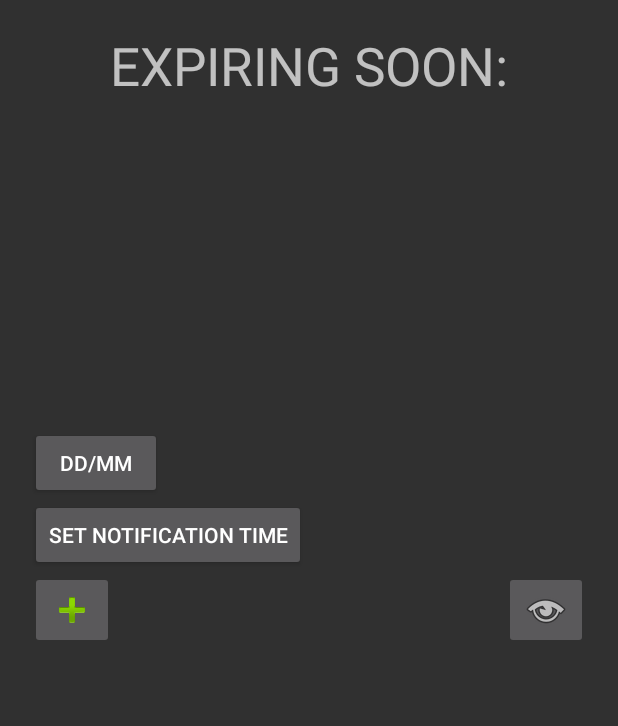
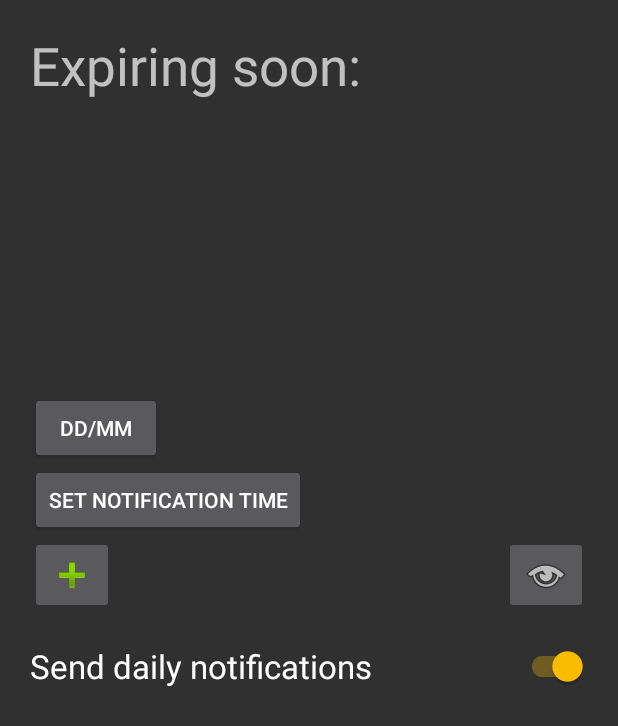
Before and after one commit to NikolaOgnjenovic/XPDate, an Android app: the screen it shows after launch (MainActivity), on a phone screen of 412 x 824 dp. Shown: the top 726 px of the screen. Run offline under Robolectric (Android 15) with nearby library versions, the phone set to English and light mode, and no system bars; our stand-ins replace AdMob.

Commit message:
Set up daily notifications. Set up daily notification toggle switch and time picker. Fixed all warnings from all classes.

```diff
--- a/app/src/main/java/com/mrmi/groceryhelper/AddArticle.java
+++ b/app/src/main/java/com/mrmi/groceryhelper/AddArticle.java
@@ -69,7 +69,6 @@ public class AddArticle extends AppCompatActivity {
         Button saveArticleButton = findViewById(R.id.saveButton), detectButton = findViewById(R.id.detectButton);
 
         detectedDateTextView = findViewById(R.id.detectedDateTextView);
-        detectedDateTextView.setText("Detected date: ");
         cropImageView = findViewById(R.id.cropImageView);
 
         cameraPermission = new String[]{Manifest.permission.CAMERA};
@@ -357,7 +356,8 @@ public class AddArticle extends AppCompatActivity {
             }
             finalDetectedDate = sdf.format(expirationDate);
 
-            detectedDateTextView.setText("Detected date: " + finalDetectedDate);
+            String detectedDateText = getResources().getString(R.string.detectedDate) + " " + finalDetectedDate;
+            detectedDateTextView.setText(detectedDateText);
         } catch (Exception e) {
             e.printStackTrace();
             Toast.makeText(this, "Unable to detect date from image", Toast.LENGTH_SHORT).show();
--- a/app/src/main/java/com/mrmi/groceryhelper/AlarmNotificationReceiver.java
+++ b/app/src/main/java/com/mrmi/groceryhelper/AlarmNotificationReceiver.java
@@ -75,11 +75,11 @@ public class AlarmNotificationReceiver extends BroadcastReceiver {
             e.printStackTrace();
         }
 
-        return "Error";
+        return "";
     }
 
     public void showNotification(String notificationMessage) {
-        if(notificationMessage.equals("Error"))
+        if(notificationMessage.equals(""))
             return;
 
         System.out.println("[MRMI]: Setting notification with text " + notificationMessage);
--- a/app/src/main/java/com/mrmi/groceryhelper/ArticleList.java
+++ b/app/src/main/java/com/mrmi/groceryhelper/ArticleList.java
@@ -1,16 +1,13 @@
 package com.mrmi.groceryhelper;
 
-import android.annotation.SuppressLint;
 import android.content.Context;
 import android.content.SharedPreferences;
 import com.google.gson.Gson;
 import com.google.gson.reflect.TypeToken;
 import java.lang.reflect.Type;
-import java.text.SimpleDateFormat;
 import java.util.ArrayList;
 import java.util.Collections;
 import java.util.Comparator;
-import java.util.Date;
 
 import static android.content.Context.MODE_PRIVATE;
 
@@ -47,10 +44,6 @@ public class ArticleList {
             //Reverse the month and day part of the article
             str = splitDate[1] + "/" + splitDate[0] + "/" + splitDate[2];
 
-            for (String part : splitDate) {
-                System.out.println("[MRMI]: Part: " + part);
-            }
-
             //Change the expiration date of the current article
             article.setExpirationDate(str);
         }
@@ -58,20 +51,6 @@ public class ArticleList {
         //Save the changed articles
         saveArticles();
     }
-
-    //Loads the Articles ArrayList from shared preferences as a decoded json string using gson or creates a new one if it's loaded as null
-    /*public void loadArticles(Context contextArg) {
-        SharedPreferences sharedPreferences = contextArg.getSharedPreferences("Shared preferences", MODE_PRIVATE);
-        Gson gson = new Gson();
-        String json = sharedPreferences.getString("Articles", null);
-        Type type = new TypeToken<ArrayList<Article>>() {
-        }.getType();
-        articles = gson.fromJson(json, type);
-
-        if (articles == null) {
-            articles = new ArrayList<>();
-        }
-    }*/
 
     private void loadArticleList() {
         SharedPreferences sharedPreferences = context.getSharedPreferences("Shared preferences", MODE_PRIVATE);
@@ -83,9 +62,7 @@ public class ArticleList {
 
         if (articleList == null) {
             articleList = new ArrayList<>();
-        } /*else {
-            sortArticleList();
-        }*/
+        }
     }
 
     //Saves the Articles array list as a json string in shared preferences using the gson library
@@ -116,28 +93,6 @@ public class ArticleList {
                 return o1.getFormattedDate(datePattern).compareTo(o2.getFormattedDate(datePattern));
             }
         });
-        /*Collections.sort(articles, new Comparator<Article>() {
-            @SuppressLint("SimpleDateFormat")
-            @Override
-            public int compare(Article o1, Article o2) {
-                try {
-                    @SuppressLint("SimpleDateFormat") SimpleDateFormat sdf;
-                    if(datePattern.equals("dd/MM")) {
-                        sdf = new SimpleDateFormat("dd/MM/yyyy");
-                    } else {
-                        sdf = new SimpleDateFormat("MM/dd/yyyy");
-                    }
-                    Date articleOne = sdf.parse(o1.getExpirationDate()), articleTwo = sdf.parse(o2.getExpirationDate());
-                    if(articleOne==null || articleTwo==null) return 0;
-                    return (articleTwo.after(articleOne)) ? 1 : 0;
-                } catch (Exception e) {
-                    e.printStackTrace();
-                }
-                return 0;
-            }
-            //return o1.GetArticleExpirationDate().compareTo(o2.GetArticleExpirationDate());
-        });*/
-
     }
 
     //Loads the saved date pattern or creates a default "dd/MM" one if one is not found
--- a/app/src/main/java/com/mrmi/groceryhelper/MainActivity.java
+++ b/app/src/main/java/com/mrmi/groceryhelper/MainActivity.java
@@ -1,27 +1,33 @@
 package com.mrmi.groceryhelper;
 
 import androidx.appcompat.app.AppCompatActivity;
-
+import androidx.appcompat.widget.SwitchCompat;
+import android.app.TimePickerDialog;
 import android.content.Intent;
+import android.content.SharedPreferences;
 import android.os.Bundle;
 import android.view.View;
 import android.widget.Button;
+import android.widget.CompoundButton;
 import android.widget.ImageButton;
 import android.widget.TextView;
-
+import android.widget.TimePicker;
 import com.google.android.gms.ads.AdRequest;
 import com.google.android.gms.ads.AdView;
 import com.google.android.gms.ads.MobileAds;
 import com.google.android.gms.ads.initialization.InitializationStatus;
 import com.google.android.gms.ads.initialization.OnInitializationCompleteListener;
+import java.util.ArrayList;
 
-import java.util.ArrayList;
+import static android.app.AlertDialog.THEME_HOLO_DARK;
 
 public class MainActivity extends AppCompatActivity {
     private TextView[] firstThreeNames, firstThreeDates;
     private ArticleList articleList;
     private Button datePatternButton;
     private String datePattern;
+    private TimePickerDialog timePicker;
+    private SharedPreferences sharedPreferences;
 
     @Override
     protected void onCreate(Bundle savedInstanceState) {
@@ -67,29 +73,49 @@ public class MainActivity extends AppCompatActivity {
             }
         });
 
+        sharedPreferences = getSharedPreferences("Shared preferences", MODE_PRIVATE);
 
-        //Set the time for when the daily notification will be picked
-        /*
+        //Enable and disable daily notifications using the switch
+        SwitchCompat dailyNotificationSwitch = findViewById(R.id.dailyNotificationSwitch);
+        final NotificationManager notificationManager = new NotificationManager(MainActivity.this);
+        dailyNotificationSwitch.setChecked(sharedPreferences.getBoolean("SendingDailyNotifications", true));
+        if(dailyNotificationSwitch.isChecked()) {
+            notificationManager.enableDailyNotifications() ;
+        }
+        dailyNotificationSwitch.setOnCheckedChangeListener(new CompoundButton.OnCheckedChangeListener() {
+            public void onCheckedChanged(CompoundButton buttonView, boolean isChecked) {
+                if (isChecked) {
+                    notificationManager.enableDailyNotifications();
+                } else {
+                    notificationManager.disableDailyNotifications();
+                }
+                sharedPreferences.edit().putBoolean("SendingDailyNotifications", isChecked).apply();
+            }
+        });
+
+        //Set the time for when the daily notification will be picked using a picker displayed when the button is pressed
         Button notificationTimePicker = findViewById(R.id.setNotificationTime);
         notificationTimePicker.setOnClickListener(new View.OnClickListener() {
             @Override
             public void onClick(View v) {
-                TimePickerDialog timePickerDialog = new TimePickerDialog(
-                        MainActivity.this,
-                        android.R.style.Theme_Holo_Light_Dialog_MinWidth,
+                int hour = sharedPreferences.getInt("notificationHour", 9);
+                int minutes = sharedPreferences.getInt("notificationMinute", 0);
+                timePicker = new TimePickerDialog(MainActivity.this,
+                        THEME_HOLO_DARK,
                         new TimePickerDialog.OnTimeSetListener() {
                             @Override
-                            public void onTimeSet(TimePicker view, int hourOfDay, int minute) {
-                                Calendar calendar = Calendar.getInstance();
-                                calendar.set(0, 0, 0, hourOfDay, minute);
-                                NotificationManager notificationManager = new NotificationManager();
-                                notificationManager.setNotifications(MainActivity.this, calendar);
+                            public void onTimeSet(TimePicker tp, int sHour, int sMinute) {
+                                //If notification sending is enabled, set the saved time for the notifications to be sent and enable them with the new saved time
+                                if(sharedPreferences.getBoolean("SendingDailyNotifications", false)) {
+                                    sharedPreferences.edit().putInt("notificationHour", sHour).apply();
+                                    sharedPreferences.edit().putInt("notificationMinute", sMinute).apply();
+                                    notificationManager.enableDailyNotifications();
+                                }
                             }
-                        }, 12, 0, true
-                );
-                timePickerDialog.show();
+                        }, hour, minutes, true);
+                timePicker.show();
             }
-        });*/
+        });
 
         initializeAds();
     }
--- a/app/src/main/java/com/mrmi/groceryhelper/NotificationManager.java
+++ b/app/src/main/java/com/mrmi/groceryhelper/NotificationManager.java
@@ -5,18 +5,27 @@ import android.app.PendingIntent;
 import android.content.ComponentName;
 import android.content.Context;
 import android.content.Intent;
+import android.content.SharedPreferences;
 import android.content.pm.PackageManager;
+import android.widget.Toast;
+
 import java.util.Calendar;
+
+import static android.content.Context.MODE_PRIVATE;
 
 public class NotificationManager {
 
-    private Context context;
+    private final Context context;
 
-    public void setNotifications(Context contextArg, Calendar calendar) {
+    private final SharedPreferences sharedPreferences;
 
+    public NotificationManager(Context contextArg) {
         context = contextArg;
+        sharedPreferences = context.getSharedPreferences("Shared preferences", MODE_PRIVATE);
+    }
 
-        //Enable boot receiver
+    public void enableDailyNotifications() {
+        //Enable the boot receiver which calls this function when the device boots
         ComponentName receiver = new ComponentName(context, BootReceiver.class);
         PackageManager pm = context.getPackageManager();
 
@@ -24,32 +33,41 @@ public class NotificationManager {
                 PackageManager.COMPONENT_ENABLED_STATE_ENABLED,
                 PackageManager.DONT_KILL_APP);
 
-        startAlarm(calendar);
+        //Schedule the repeating alarm
+        AlarmManager alarmManager = (AlarmManager) context.getSystemService(Context.ALARM_SERVICE);
+
+        //Set the alarm to start at approximately 2:00 p.m.
+        Calendar calendar = Calendar.getInstance();
+        calendar.setTimeInMillis(System.currentTimeMillis());
+        calendar.set(Calendar.HOUR_OF_DAY, sharedPreferences.getInt("notificationHour", 9));
+        calendar.set(Calendar.MINUTE, sharedPreferences.getInt("notificationMinute", 0));
+
+        Intent intent = new Intent(context, AlarmNotificationReceiver.class);
+        PendingIntent pendingIntent = PendingIntent.getBroadcast(context, 2501, intent, 0);
+        alarmManager.setRepeating(AlarmManager.RTC_WAKEUP, calendar.getTimeInMillis(), AlarmManager.INTERVAL_DAY, pendingIntent);
+
+        Toast.makeText(context, "Enabled notifications", Toast.LENGTH_SHORT).show();
     }
 
-    private void startAlarm(Calendar calendar) {
-        try {
-            AlarmManager alarmManager = (AlarmManager) context.getSystemService(Context.ALARM_SERVICE);
-            Intent notificationAlarmIntent;
-            PendingIntent pendingIntent;
+    public void disableDailyNotifications() {
+        //Disable the boot receiver
+        ComponentName receiver = new ComponentName(context, BootReceiver.class);
+        PackageManager pm = context.getPackageManager();
 
-            //Set the notification time
-            if (calendar == null) {
-                calendar = Calendar.getInstance();
-                calendar.setTimeInMillis(System.currentTimeMillis());
-                calendar.set(Calendar.HOUR_OF_DAY, 14);
-            }
-            System.out.println("[MRMI]: Calendar: " + calendar);
+        pm.setComponentEnabledSetting(receiver,
+                PackageManager.COMPONENT_ENABLED_STATE_DISABLED,
+                PackageManager.DONT_KILL_APP);
 
-            notificationAlarmIntent = new Intent(context, AlarmNotificationReceiver.class);
+        //Disable the repeating alarm
+        AlarmManager alarmManager = (AlarmManager) context.getSystemService(Context.ALARM_SERVICE);
 
-            pendingIntent = PendingIntent.getBroadcast(context, 0, notificationAlarmIntent, 0);
-            if (alarmManager != null) {
-                alarmManager.setRepeating(AlarmManager.RTC_WAKEUP, calendar.getTimeInMillis(), AlarmManager.INTERVAL_DAY, pendingIntent);
-            }
+        Intent intent = new Intent(context, AlarmNotificationReceiver.class);
+        PendingIntent pendingIntent = PendingIntent.getService(context, 2501, intent, PendingIntent.FLAG_NO_CREATE);
 
-        } catch (Exception e) {
-            e.printStackTrace();
+        if (pendingIntent != null && alarmManager != null) {
+            alarmManager.cancel(pendingIntent);
         }
+
+        Toast.makeText(context, "Disabled notifications", Toast.LENGTH_SHORT).show();
     }
 }
--- a/app/src/main/java/com/mrmi/groceryhelper/RecyclerViewAdapter.java
+++ b/app/src/main/java/com/mrmi/groceryhelper/RecyclerViewAdapter.java
@@ -25,11 +25,6 @@ public class RecyclerViewAdapter extends RecyclerView.Adapter<RecyclerViewAdapte
 
         //Instantiate the ArticleList class
         articleListClass = new ArticleList(context);
-
-        //Load the articles using the article list class
-        //articleListClass.LoadArticles();
-
-        //articleListClass.sortArticleList();
 
         //Reference the article list
         articleList = articleListClass.getArticleList();
--- a/app/src/main/res/layout/activity_all_articles.xml
+++ b/app/src/main/res/layout/activity_all_articles.xml
@@ -8,7 +8,6 @@
     android:layout_margin="10dp"
     android:gravity="center_vertical">
 
-
     <androidx.recyclerview.widget.RecyclerView
         android:id="@+id/ArticleRecyclerView"
         android:layout_width="match_parent"
--- a/app/src/main/res/layout/activity_main.xml
+++ b/app/src/main/res/layout/activity_main.xml
@@ -17,8 +17,7 @@
             android:id="@+id/ExpiringSoonTextView"
             android:layout_width="match_parent"
             android:layout_height="wrap_content"
-            android:gravity="center_horizontal"
-            android:text="EXPIRING SOON:"
+            android:text="@string/expiringSoon"
             android:textSize="35sp" />
 
         <LinearLayout
@@ -32,14 +31,12 @@
                 android:id="@+id/FirstExpiringArticleName"
                 android:layout_width="wrap_content"
                 android:layout_height="wrap_content"
-                android:text="First article name"
                 android:textSize="20sp" />
 
             <TextView
                 android:id="@+id/FirstExpiringArticleExpirationCounter"
                 android:layout_width="match_parent"
                 android:layout_height="wrap_content"
-                android:text="expires in x days"
                 android:textSize="20sp" />
         </LinearLayout>
 
@@ -54,14 +51,12 @@
                 android:id="@+id/SecondExpiringArticleName"
                 android:layout_width="wrap_content"
                 android:layout_height="wrap_content"
-                android:text="Second article name"
                 android:textSize="20sp" />
 
             <TextView
                 android:id="@+id/SecondExpiringArticleExpirationCounter"
                 android:layout_width="match_parent"
                 android:layout_height="wrap_content"
-                android:text="expires in x days"
                 android:textSize="20sp" />
         </LinearLayout>
 
@@ -76,28 +71,25 @@
                 android:id="@+id/ThirdExpiringArticleName"
                 android:layout_width="wrap_content"
                 android:layout_height="wrap_content"
-                android:text="THIRD ARTICLE NAMEEEEEEEEEEEEEEEEEEEEEEEEEEE"
                 android:textSize="20sp" />
 
             <TextView
                 android:id="@+id/ThirdExpiringArticleExpirationCounter"
                 android:layout_width="match_parent"
                 android:layout_height="wrap_content"
-                android:text="expires in x days"
                 android:textSize="20sp" />
         </LinearLayout>
 
         <Button
             android:id="@+id/datePatternButton"
             android:layout_width="wrap_content"
-            android:layout_height="wrap_content"
-            android:text="DATE PATTERN" />
+            android:layout_height="wrap_content" />
 
         <Button
             android:id="@+id/setNotificationTime"
             android:layout_width="wrap_content"
             android:layout_height="wrap_content"
-            android:text="SET NOTIFICATION TIME" />
+            android:text="@string/setNotificationTime" />
 
     </LinearLayout>
 
@@ -112,7 +104,7 @@
             android:layout_height="wrap_content"
             android:layout_alignParentStart="true"
             android:layout_alignParentLeft="true"
-            android:contentDescription="addArticle"
+            android:contentDescription="@string/addArticle"
             android:src="@android:drawable/ic_input_add" />
 
         <ImageButton
@@ -121,10 +113,19 @@
             android:layout_height="wrap_content"
             android:layout_alignParentEnd="true"
             android:layout_alignParentRight="true"
-            android:contentDescription="articleList"
+            android:contentDescription="@string/articleList"
             android:src="@android:drawable/ic_menu_view" />
 
     </RelativeLayout>
+
+    <androidx.appcompat.widget.SwitchCompat
+        android:id="@+id/dailyNotificationSwitch"
+        android:layout_width="match_parent"
+        android:layout_height="wrap_content"
+        android:paddingTop="20sp"
+
+        android:text="@string/sendDailyNotifications"
+        android:textSize="22sp" />
 
     <com.google.android.gms.ads.AdView
         xmlns:ads="http://schemas.android.com/apk/res-auto"
@@ -134,6 +135,4 @@
         ads:adSize="BANNER"
         ads:adUnitId="ca-app-pub-3940256099942544/6300978111">
     </com.google.android.gms.ads.AdView>
-
-
 </LinearLayout>
--- a/app/src/main/res/values/colors.xml
+++ b/app/src/main/res/values/colors.xml
@@ -1,6 +1,6 @@
 <?xml version="1.0" encoding="utf-8"?>
 <resources>
-    <color name="colorPrimary">#6200EE</color>
-    <color name="colorPrimaryDark">#3700B3</color>
-    <color name="colorAccent">#03DAC5</color>
+    <color name="colorPrimary">#00FFB7</color>
+    <color name="colorPrimaryDark">#BD2323</color>
+    <color name="colorAccent">#FFBF00</color>
 </resources>
--- a/app/src/main/res/values/strings.xml
+++ b/app/src/main/res/values/strings.xml
@@ -1,3 +1,17 @@
 <resources>
     <string name="app_name">My Application</string>
+    <string name="expiringSoon">Expiring soon:</string>
+    <string name="setNotificationTime">Set notification time</string>
+    <string name="addArticle">Add article</string>
+    <string name="articleList">Article list</string>
+    <string name="sendDailyNotifications">Send daily notifications</string>
+    <string name="deleteArticle">Delete article</string>
+    <string name="pickDate">Pick date</string>
+    <string name="articleName">Article name</string>
+    <string name="saveArticle">Save</string>
+    <string name="detectDate">Detect date</string>
+    <string name="camera">Camera</string>
+    <string name="gallery">Gallery</string>
+    <string name="crop">Crop image</string>
+    <string name="detectedDate">Detected date:</string>
 </resources>
```
Also changed, not shown: app/src/main/AndroidManifest.xml (+8 -13 lines), app/src/main/java/com/mrmi/groceryhelper/Article.java (+8 -1 lines), app/src/main/java/com/mrmi/groceryhelper/BootReceiver.java (+4 -8 lines), app/src/main/java/com/mrmi/groceryhelper/MyService.java (deleted, +0 -33 lines), app/src/main/res/layout/article_row.xml (+5 -7 lines).
